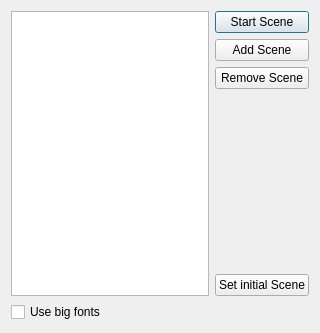
First picture: the form in superboucle/scene_manager_ui.ui, repository zigmhount/SpinTool_zig, before the edit.
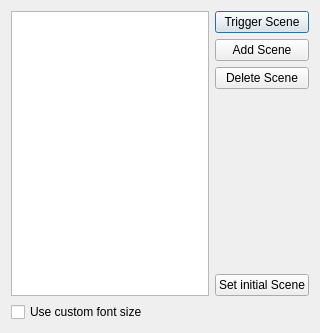
Second picture: the form after the edit. Icons and pictures are not drawn.

```diff
--- a/superboucle/scene_manager_ui.ui
+++ b/superboucle/scene_manager_ui.ui
@@ -50,7 +50,7 @@
        <item>
         <widget class="QPushButton" name="loadScenesBtn">
          <property name="text">
-          <string>Start Scene</string>
+          <string>Trigger Scene</string>
          </property>
         </widget>
        </item>
@@ -64,7 +64,7 @@
        <item>
         <widget class="QPushButton" name="removeScenesBtn">
          <property name="text">
-          <string>Remove Scene</string>
+          <string>Delete Scene</string>
          </property>
         </widget>
        </item>
@@ -102,7 +102,7 @@
    <item row="1" column="0">
     <widget class="QCheckBox" name="cBoxBigFonts">
      <property name="text">
-      <string>Use big fonts</string>
+      <string>Use custom font size</string>
      </property>
     </widget>
    </item>
```
Left out of the diff: 2 changed lines with no effect on the pictures.
